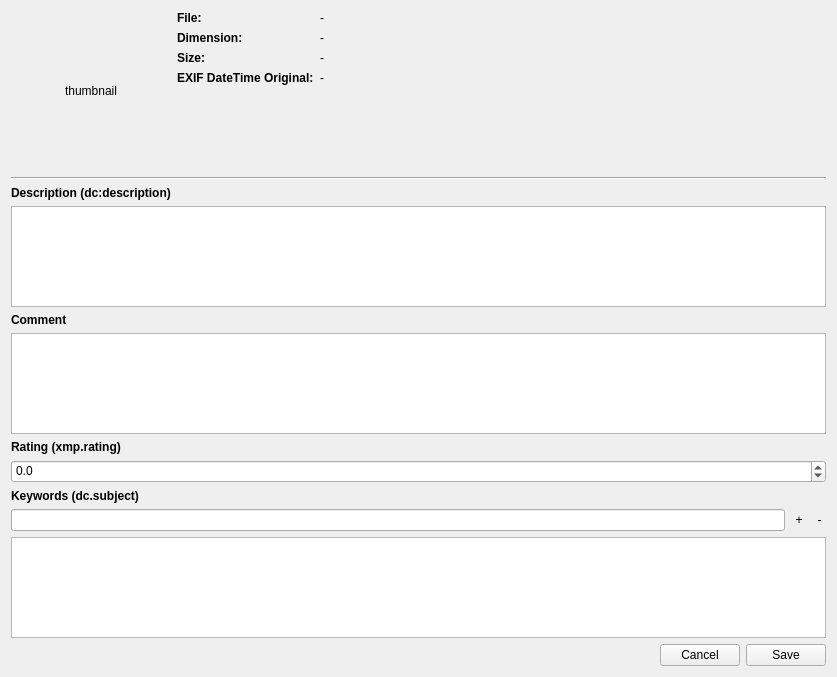
Old version of the form krbkacd/MetadataEdit.ui in the repository rbbrnc/krbkACD.
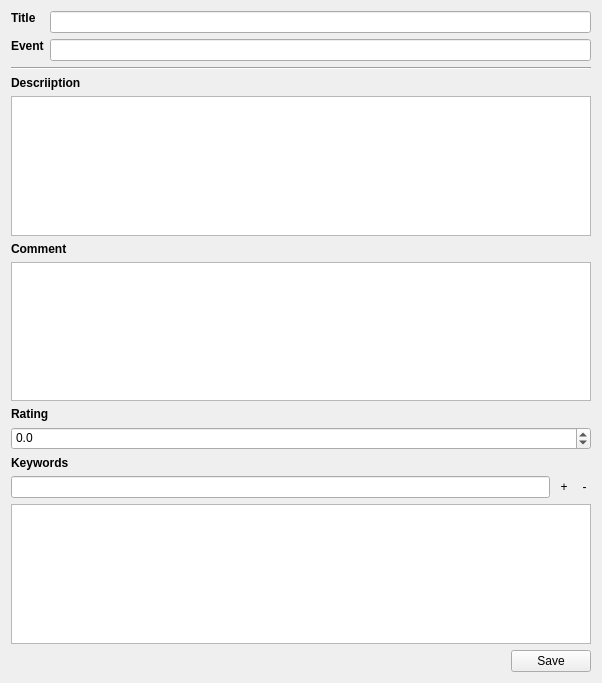
New version of the form. Custom widgets are drawn as their Qt base class.

Commit message: Add location, title, event

What changed in the file:
```diff
--- a/krbkacd/MetadataEdit.ui
+++ b/krbkacd/MetadataEdit.ui
@@ -6,8 +6,8 @@
    <rect>
     <x>0</x>
     <y>0</y>
-    <width>837</width>
-    <height>677</height>
+    <width>602</width>
+    <height>683</height>
    </rect>
   </property>
   <property name="minimumSize">
@@ -20,36 +20,10 @@
    <item>
     <layout class="QVBoxLayout" name="verticalLayout">
      <item>
-      <layout class="QHBoxLayout" name="horizontalLayout_2">
-       <item>
-        <layout class="QHBoxLayout" name="thumbnailLayout">
-         <item>
-          <widget class="QLabel" name="thumbnail">
-           <property name="minimumSize">
-            <size>
-             <width>160</width>
-             <height>160</height>
-            </size>
-           </property>
-           <property name="maximumSize">
-            <size>
-             <width>160</width>
-             <height>160</height>
-            </size>
-           </property>
-           <property name="text">
-            <string>thumbnail</string>
-           </property>
-           <property name="scaledContents">
-            <bool>true</bool>
-           </property>
-           <property name="alignment">
-            <set>Qt::AlignCenter</set>
-           </property>
-          </widget>
-         </item>
-         <item>
           <layout class="QFormLayout" name="infoLayout">
+       <property name="fieldGrowthPolicy">
+        <enum>QFormLayout::ExpandingFieldsGrow</enum>
+       </property>
            <item row="0" column="0">
             <widget class="QLabel" name="label_2">
              <property name="sizePolicy">
@@ -65,10 +39,13 @@
               </font>
              </property>
              <property name="text">
-              <string>File:</string>
+          <string>Title</string>
              </property>
             </widget>
            </item>
+       <item row="0" column="1">
+        <widget class="QLineEdit" name="xmpTitle"/>
+       </item>
            <item row="1" column="0">
             <widget class="QLabel" name="label_3">
              <property name="sizePolicy">
@@ -84,103 +61,12 @@
               </font>
              </property>
              <property name="text">
-              <string>Dimension:</string>
-             </property>
-            </widget>
-           </item>
-           <item row="2" column="0">
-            <widget class="QLabel" name="label_4">
-             <property name="sizePolicy">
-              <sizepolicy hsizetype="Fixed" vsizetype="Fixed">
-               <horstretch>0</horstretch>
-               <verstretch>0</verstretch>
-              </sizepolicy>
-             </property>
-             <property name="font">
-              <font>
-               <weight>75</weight>
-               <bold>true</bold>
-              </font>
-             </property>
-             <property name="text">
-              <string>Size:</string>
-             </property>
-            </widget>
-           </item>
-           <item row="0" column="1">
-            <widget class="QLabel" name="fileName">
-             <property name="sizePolicy">
-              <sizepolicy hsizetype="Fixed" vsizetype="Preferred">
-               <horstretch>0</horstretch>
-               <verstretch>0</verstretch>
-              </sizepolicy>
-             </property>
-             <property name="text">
-              <string>-</string>
+          <string>Event</string>
              </property>
             </widget>
            </item>
            <item row="1" column="1">
-            <widget class="QLabel" name="dimension">
-             <property name="sizePolicy">
-              <sizepolicy hsizetype="Fixed" vsizetype="Preferred">
-               <horstretch>0</horstretch>
-               <verstretch>0</verstretch>
-              </sizepolicy>
-             </property>
-             <property name="text">
-              <string>-</string>
-             </property>
-            </widget>
-           </item>
-           <item row="3" column="0">
-            <widget class="QLabel" name="label_6">
-             <property name="sizePolicy">
-              <sizepolicy hsizetype="Fixed" vsizetype="Fixed">
-               <horstretch>0</horstretch>
-               <verstretch>0</verstretch>
-              </sizepolicy>
-             </property>
-             <property name="font">
-              <font>
-               <weight>75</weight>
-               <bold>true</bold>
-              </font>
-             </property>
-             <property name="text">
-              <string>EXIF DateTime Original:</string>
-             </property>
-            </widget>
-           </item>
-           <item row="3" column="1">
-            <widget class="QLabel" name="exifDateTimeOriginal">
-             <property name="sizePolicy">
-              <sizepolicy hsizetype="Fixed" vsizetype="Preferred">
-               <horstretch>0</horstretch>
-               <verstretch>0</verstretch>
-              </sizepolicy>
-             </property>
-             <property name="text">
-              <string>-</string>
-             </property>
-            </widget>
-           </item>
-           <item row="2" column="1">
-            <widget class="QLabel" name="fileSize">
-             <property name="sizePolicy">
-              <sizepolicy hsizetype="Fixed" vsizetype="Preferred">
-               <horstretch>0</horstretch>
-               <verstretch>0</verstretch>
-              </sizepolicy>
-             </property>
-             <property name="text">
-              <string>-</string>
-             </property>
-            </widget>
-           </item>
-          </layout>
-         </item>
-        </layout>
+        <widget class="QLineEdit" name="xmpEvent"/>
        </item>
       </layout>
      </item>
@@ -208,7 +94,7 @@
           </font>
          </property>
          <property name="text">
-          <string>Description (dc:description)</string>
+          <string>Descriiption</string>
          </property>
          <property name="alignment">
           <set>Qt::AlignBottom|Qt::AlignLeading|Qt::AlignLeft</set>
@@ -266,7 +152,7 @@
           </font>
          </property>
          <property name="text">
-          <string>Rating (xmp.rating)</string>
+          <string>Rating</string>
          </property>
          <property name="alignment">
           <set>Qt::AlignBottom|Qt::AlignLeading|Qt::AlignLeft</set>
@@ -304,7 +190,7 @@
             </font>
            </property>
            <property name="text">
-            <string>Keywords (dc.subject)</string>
+            <string>Keywords</string>
            </property>
           </widget>
          </item>
@@ -357,19 +243,6 @@
          </property>
         </spacer>
        </item>
-       <item>
-        <widget class="QPushButton" name="cancelButton">
-         <property name="sizePolicy">
-          <sizepolicy hsizetype="Fixed" vsizetype="Fixed">
-           <horstretch>0</horstretch>
-           <verstretch>0</verstretch>
-          </sizepolicy>
-         </property>
-         <property name="text">
-          <string>Cancel</string>
-         </property>
-        </widget>
-       </item>
        <item>
         <widget class="QPushButton" name="saveButton">
          <property name="sizePolicy">
```
Left out of the diff: 6 changed lines with no effect on the pictures. Lines whose indentation alone changed are shown as unchanged. The commit also changes 11 other files.
